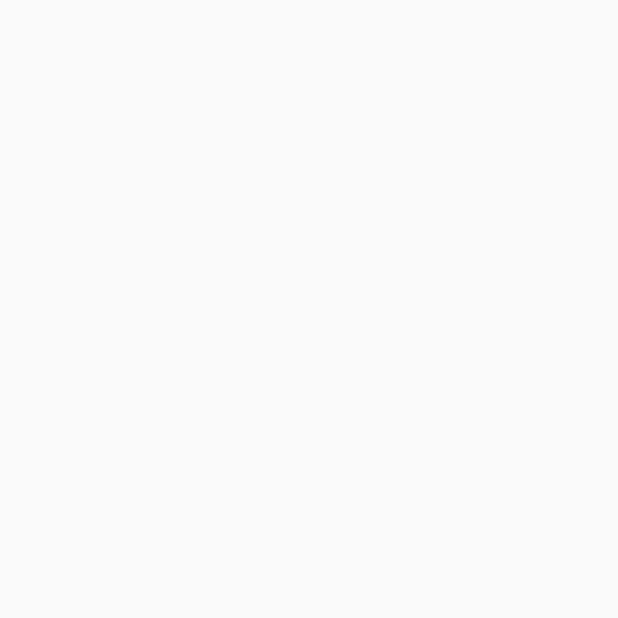
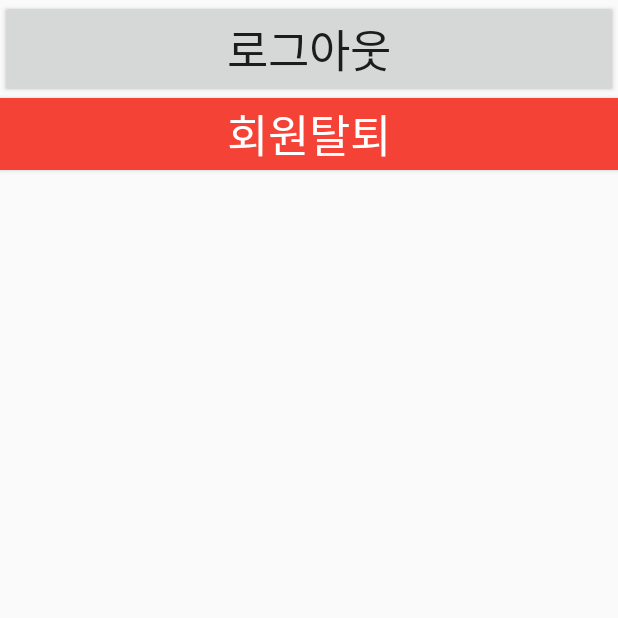
Before and after one commit to Discoonect/Portfolio-android, an Android app: the Setting screen opened directly, with no data from a screen before it, on a phone screen of 412 x 824 dp, the top half of it. Before the commit the part shown is empty. Run offline under Robolectric (Android 15) with nearby library versions, the phone set to English and light mode, and no system bars; our stand-ins replace Volley.

Commit message:
회원가입  O 로그인    O 프래그먼트 O 툴바     O 유저셋팅 로그아웃 O 자동로그인 O

```diff
--- a/app/src/main/java/com/kks/portfolio_android/fragment/Fragment_Home.java
+++ b/app/src/main/java/com/kks/portfolio_android/fragment/Fragment_Home.java
@@ -22,4 +22,6 @@ public class Fragment_Home extends Fragment {
 
 
     }
+
+
 }
--- a/app/src/main/res/layout/activity_main.xml
+++ b/app/src/main/res/layout/activity_main.xml
@@ -74,6 +74,7 @@
                     android:layout_width="wrap_content"
                     android:layout_height="wrap_content"
                     android:layout_gravity="right"
+
                     android:layout_marginRight="30dp"
                     android:text="자동 로그인" />
 
--- a/app/src/main/res/layout/activity_setting.xml
+++ b/app/src/main/res/layout/activity_setting.xml
@@ -1,9 +1,27 @@
 <?xml version="1.0" encoding="utf-8"?>
-<androidx.constraintlayout.widget.ConstraintLayout xmlns:android="http://schemas.android.com/apk/res/android"
+<LinearLayout
+    xmlns:android="http://schemas.android.com/apk/res/android"
     xmlns:app="http://schemas.android.com/apk/res-auto"
     xmlns:tools="http://schemas.android.com/tools"
     android:layout_width="match_parent"
     android:layout_height="match_parent"
-    tools:context=".Setting">
+    tools:context=".Setting"
+    android:orientation="vertical"
+    >
 
-</androidx.constraintlayout.widget.ConstraintLayout>
+    <Button
+        android:id="@+id/setting_btn_logout"
+        android:layout_width="match_parent"
+        android:layout_height="wrap_content"
+        android:text="로그아웃"
+        android:textSize="30sp" />
+
+    <Button
+        android:id="@+id/setting_btn_leaveMember"
+        android:layout_width="match_parent"
+        android:layout_height="wrap_content"
+        android:background="#F44336"
+        android:text="회원탈퇴"
+        android:textColor="#FFFFFF"
+        android:textSize="30sp" />
+</LinearLayout>
--- a/app/src/main/res/values/styles.xml
+++ b/app/src/main/res/values/styles.xml
@@ -11,4 +11,8 @@
 
     <style name="AppTheme.PopupOverlay" parent="ThemeOverlay.AppCompat.Light" />
 
+    <style name="myDialogTheme" parent="Theme.AppCompat.Light.Dialog.Alert">
+        <item name="android:background">@color/mainColor</item>
+    </style>
+
 </resources>
```
Also changed, not shown: app/src/main/java/com/kks/portfolio_android/MainActivity.java (+26 -2 lines), app/src/main/java/com/kks/portfolio_android/Setting.java (+105 -0 lines), app/src/main/res/layout/activity_sign_up.xml (+58 -0 lines).
